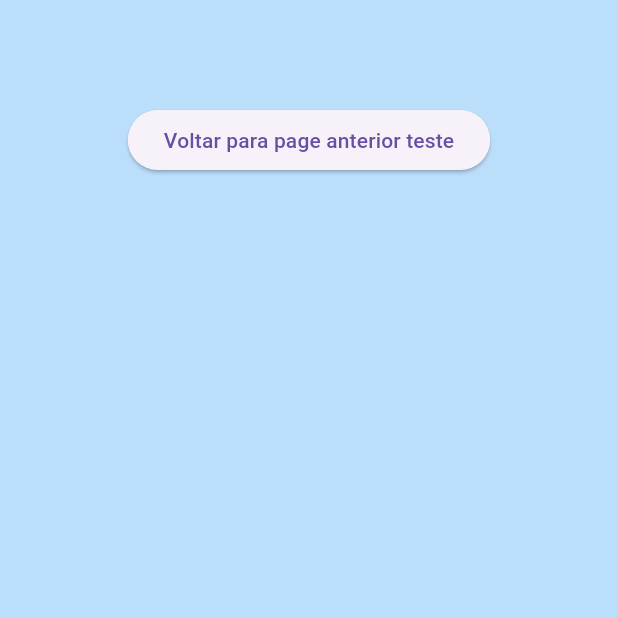
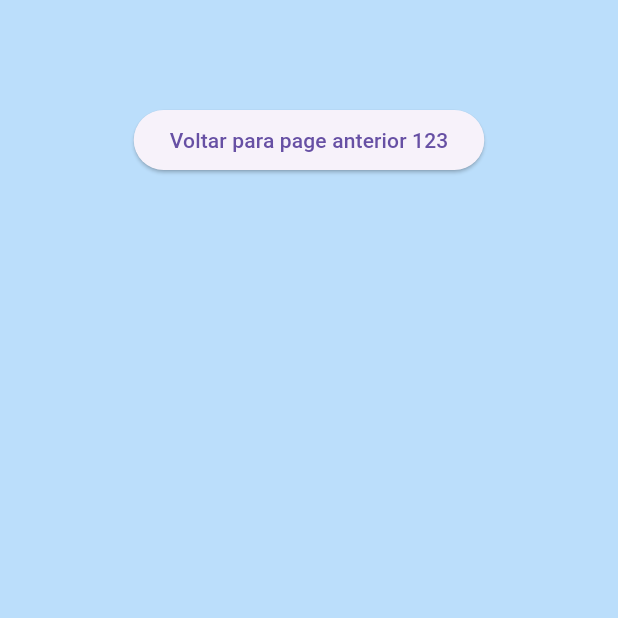
Before and after one commit to SANTOSTAVARES/curso_flutter, a Flutter app: the screen it shows after launch, after a tap on "Ir para Segunda Page", on a phone screen of 412 x 824 dp, the part 478-1096 px from its top. Run offline on Flutter 3.47's test engine with Material 3 defaults, Android fonts, the phone set to English and light mode, and no system bars.

Commit message:
Navegação por rotas; uso de argumentos em rotas

```diff
--- a/lib/main.dart
+++ b/lib/main.dart
@@ -1,3 +1,4 @@
+import 'package:exemplo/two_page.dart';
 import 'package:flutter/material.dart';
 import 'package:exemplo/one_page.dart';
 
@@ -15,7 +16,11 @@ class MyApp extends StatelessWidget {
       theme: ThemeData(
         primaryColor: Colors.green,
       ),
-      home: const OnePage(),
+      initialRoute: '/',
+      routes: {
+        '/': (_) => const OnePage(),
+        '/twoPage': (_) => const TwoPage(),
+      },
     );
   }
 }
--- a/lib/one_page.dart
+++ b/lib/one_page.dart
@@ -10,10 +10,7 @@ class OnePage extends StatelessWidget {
       body: Center(
         child: ElevatedButton(
           onPressed: () {
-            Navigator.of(context).push(
-              MaterialPageRoute(
-                builder: (context) => const TwoPage(args: 'teste')),
-            );
+            Navigator.of(context).pushNamed('/twoPage', arguments: '123');
           },
           child: const Text('Ir para Segunda Page'),
         ),
--- a/lib/two_page.dart
+++ b/lib/two_page.dart
@@ -1,11 +1,11 @@
 import 'package:flutter/material.dart';
 
 class TwoPage extends StatelessWidget {
-  final String args;
-  const TwoPage({Key? key, required this.args}) : super(key: key);
+  const TwoPage({Key? key}) : super(key: key);
 
   @override
   Widget build(BuildContext context) {
+    var args =  ModalRoute.of(context)!.settings.arguments as String;
     return Scaffold(
       backgroundColor: Colors.blue.shade100,
       body: Center(
```
